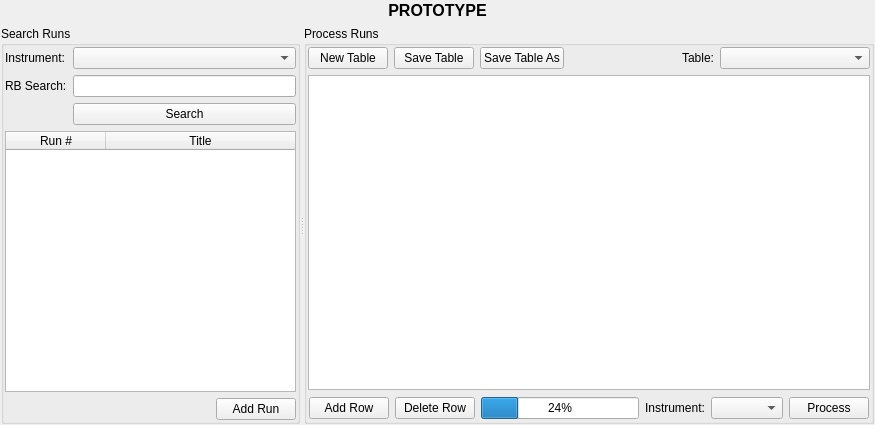
The window that Code/Mantid/MantidQt/CustomInterfaces/inc/MantidQtCustomInterfaces/ReflMainWidget.ui (mantidproject/mantid) describes before a commit, drawn with Qt 5.
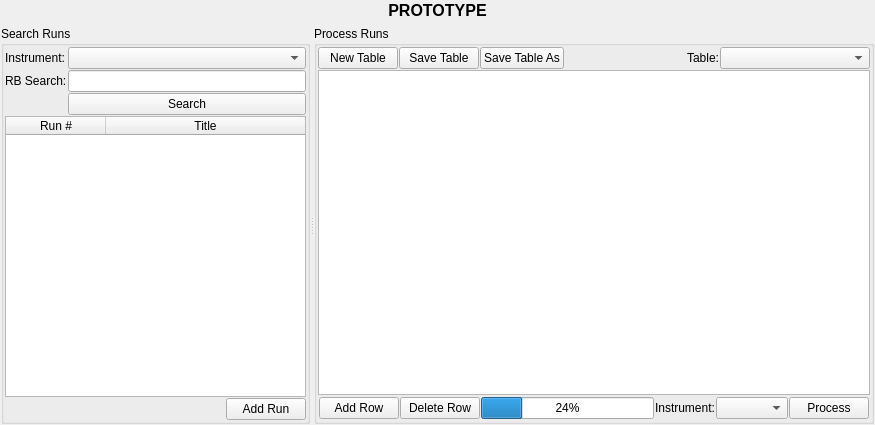
The same window after the commit. Custom widgets are drawn as their Qt base class.

Commit message: Refs #10223 Minor Refl UI tweaks

Diff of the .ui file:
```diff
--- a/Code/Mantid/MantidQt/CustomInterfaces/inc/MantidQtCustomInterfaces/ReflMainWidget.ui
+++ b/Code/Mantid/MantidQt/CustomInterfaces/inc/MantidQtCustomInterfaces/ReflMainWidget.ui
@@ -54,6 +54,9 @@
        <string>Search Runs</string>
       </property>
       <layout class="QVBoxLayout" name="layoutSearchPane">
+       <property name="spacing">
+        <number>1</number>
+       </property>
        <property name="margin">
         <number>1</number>
        </property>
@@ -207,11 +210,17 @@
        <string>Process Runs</string>
       </property>
       <layout class="QHBoxLayout" name="layoutTableView">
+       <property name="spacing">
+        <number>1</number>
+       </property>
        <property name="margin">
         <number>1</number>
        </property>
        <item>
         <layout class="QVBoxLayout" name="layoutButtonsTable">
+         <property name="spacing">
+          <number>1</number>
+         </property>
          <item>
           <layout class="QHBoxLayout" name="layoutTableButtons">
            <item>
```
The commit also changes 1 other file.
